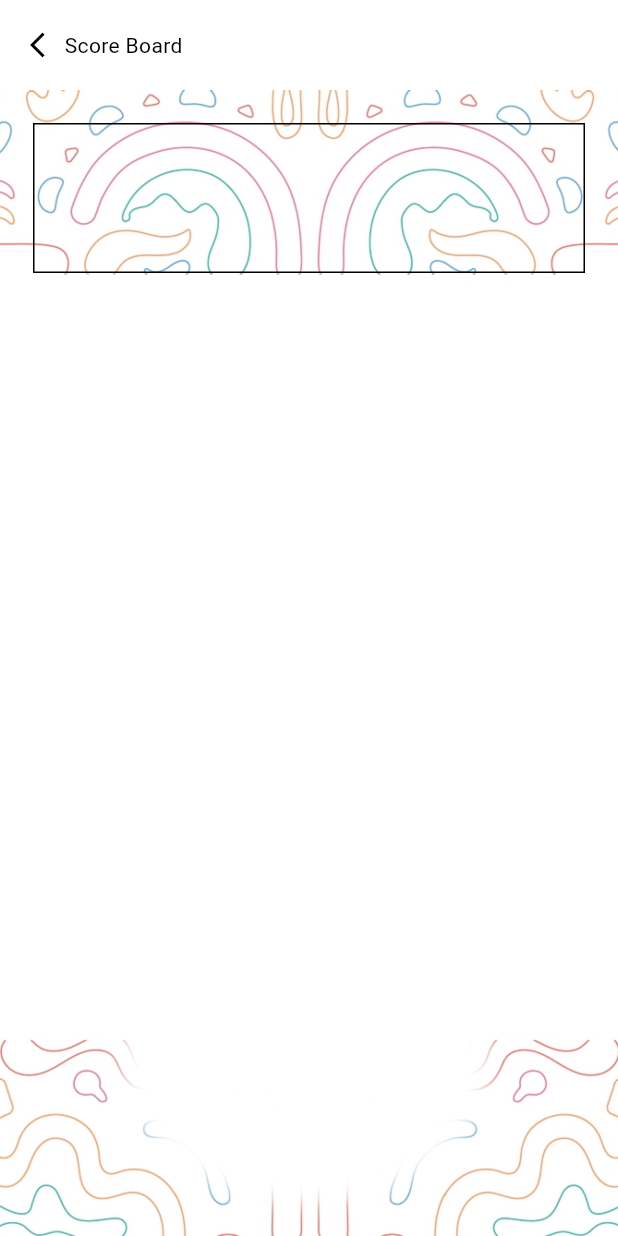
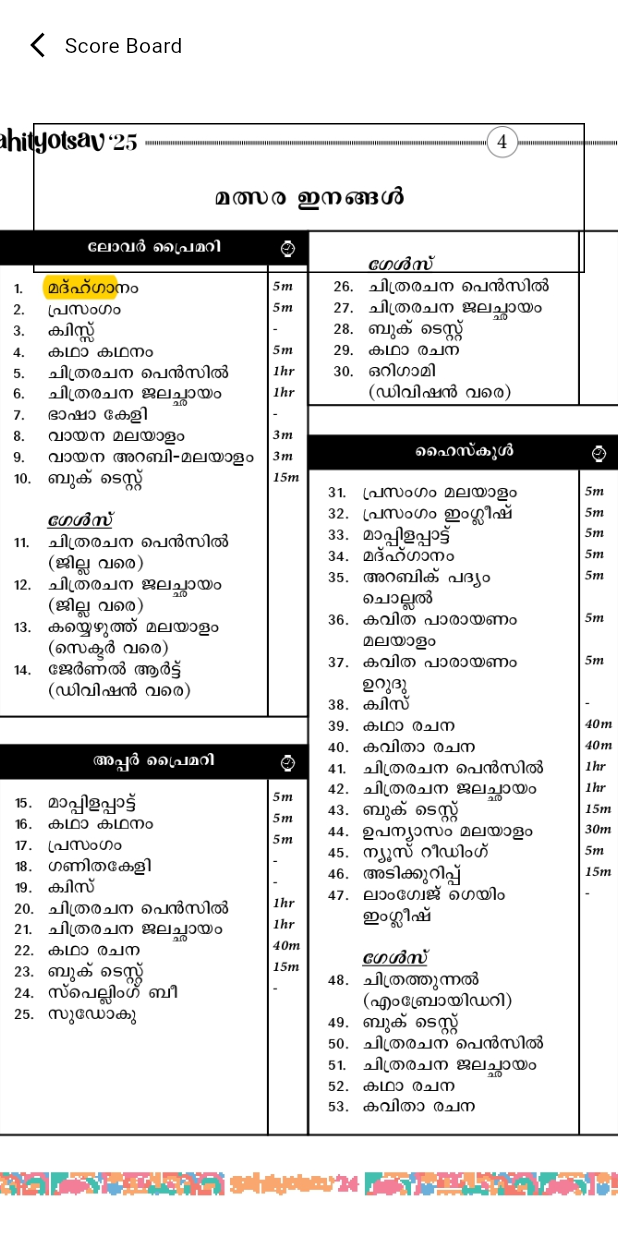
Before and after one commit to fazil-kp/sahithyolsav, a Flutter app: the screen it shows after launch, after a tap on "Score Board", on a phone screen of 412 x 824 dp. Run offline on Flutter 3.47's test engine with Material 3 defaults, Android fonts, the phone set to English and light mode, and no system bars; our stand-ins replace flutter_riverpod, go_router, url_strategy.

Commit message:
delete 2 files and update 10 files

```diff
--- a/lib/view/home/home_screen.dart
+++ b/lib/view/home/home_screen.dart
@@ -11,7 +11,7 @@ class HomeScreen extends StatelessWidget {
   @override
   Widget build(BuildContext context) {
     return CustomContainer(
-      image: "assets/images/bg_Image1.png",
+      image: "assets/images/bg_Image1.jpg",
       child: Column(
         crossAxisAlignment: CrossAxisAlignment.center,
         mainAxisAlignment: MainAxisAlignment.center,
@@ -75,7 +75,7 @@ class CustomContainer extends StatelessWidget {
       child: Stack(
         fit: StackFit.expand,
         children: [
-          Image.asset(image ?? "assets/images/bg_Image2.png", fit: BoxFit.cover),
+          Image.asset(image ?? "assets/images/rule1.jpg", fit: BoxFit.cover),
           child,
         ],
       ),
```
Also changed, not shown: assets/images/bg_Image1.jpg (added), assets/images/bg_Image1.png (deleted), assets/images/bg_Image2.jpg (added), assets/images/bg_Image2.png (deleted), 1 other file.
